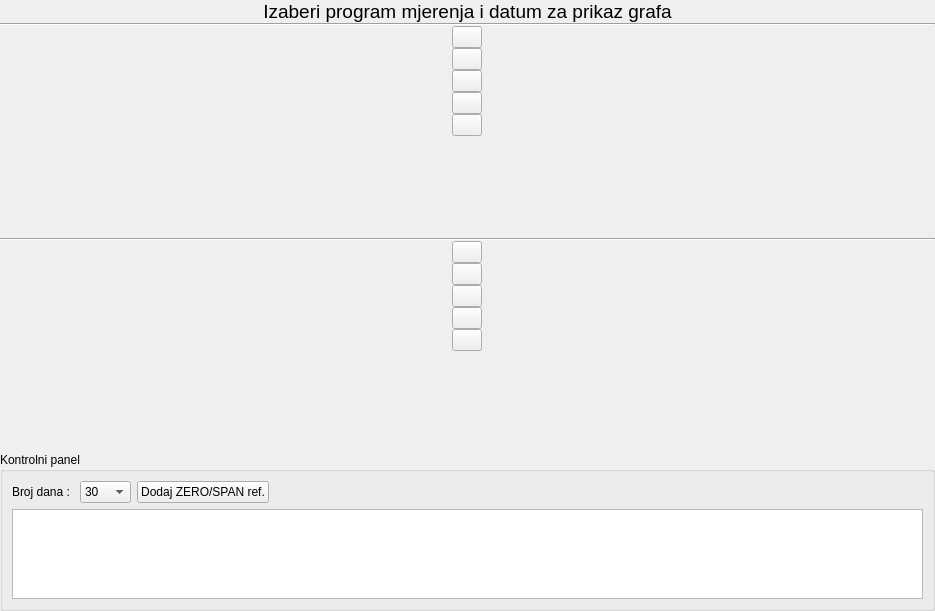
Qt form app/view/ui_files/zero_span_panel.ui (kluksa/kontrola-podataka) before a commit.
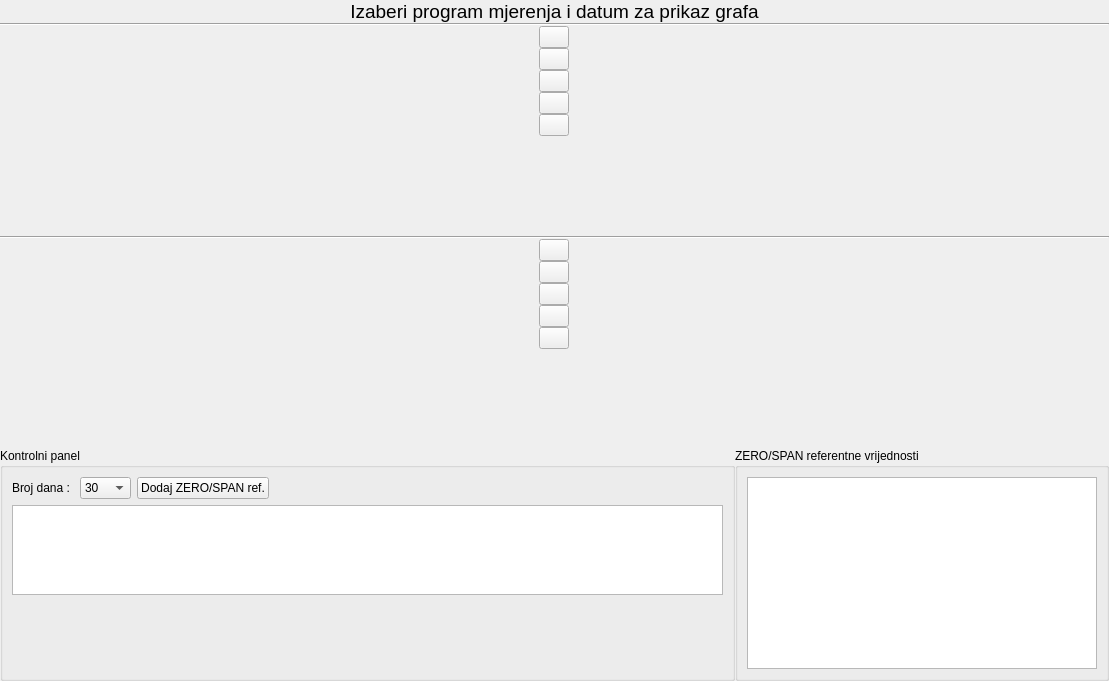
The same form after that commit.

Commit message:
zerospan referentna tablica
- dodana je tablica sa podacima o zero i span referentnim vrijednostima
(u donji desni kut zero/span taba)

The edit to the form file:
```diff
--- a/app/view/ui_files/zero_span_panel.ui
+++ b/app/view/ui_files/zero_span_panel.ui
@@ -6,8 +6,8 @@
    <rect>
     <x>0</x>
     <y>0</y>
-    <width>935</width>
-    <height>611</height>
+    <width>1109</width>
+    <height>681</height>
    </rect>
   </property>
   <property name="windowTitle">
@@ -320,6 +320,11 @@
     </layout>
    </item>
    <item>
+    <layout class="QHBoxLayout" name="horizontalLayout_4">
+     <property name="margin">
+      <number>0</number>
+     </property>
+     <item>
     <widget class="QGroupBox" name="groupBox">
      <property name="title">
       <string>Kontrolni panel</string>
@@ -418,8 +423,48 @@
         </property>
        </widget>
       </item>
-     </layout>
-    </widget>
+        <item>
+         <spacer name="verticalSpacer_3">
+          <property name="orientation">
+           <enum>Qt::Vertical</enum>
+          </property>
+          <property name="sizeHint" stdset="0">
+           <size>
+            <width>20</width>
+            <height>40</height>
+           </size>
+          </property>
+         </spacer>
+        </item>
+       </layout>
+      </widget>
+     </item>
+     <item>
+      <widget class="QGroupBox" name="groupBox_2">
+       <property name="title">
+        <string>ZERO/SPAN referentne vrijednosti</string>
+       </property>
+       <layout class="QVBoxLayout" name="verticalLayout_5">
+        <item>
+         <widget class="QTableView" name="zerospanRefView">
+          <property name="sizePolicy">
+           <sizepolicy hsizetype="Fixed" vsizetype="Expanding">
+            <horstretch>0</horstretch>
+            <verstretch>0</verstretch>
+           </sizepolicy>
+          </property>
+          <property name="minimumSize">
+           <size>
+            <width>350</width>
+            <height>0</height>
+           </size>
+          </property>
+         </widget>
+        </item>
+       </layout>
+      </widget>
+     </item>
+    </layout>
    </item>
   </layout>
  </widget>
```
Lines whose indentation alone changed are shown as unchanged. The commit also changes 6 other files.
